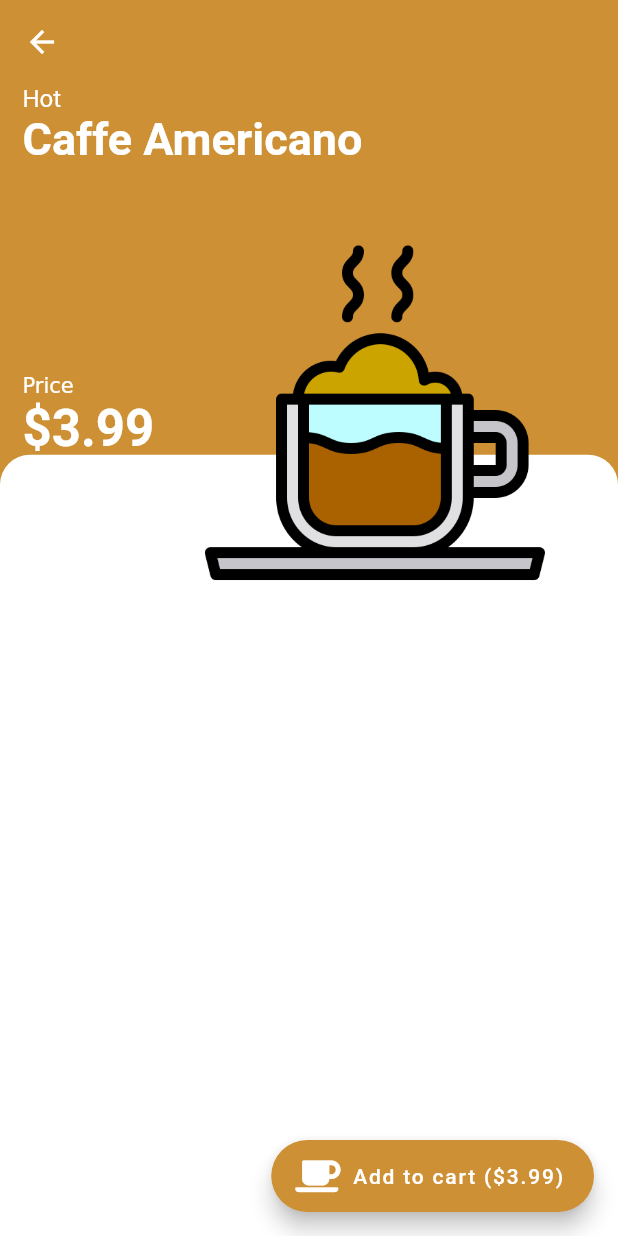
After one commit to bjcarlson42/flutter-coffee-shop, a Flutter app: the screen it shows after launch, after a tap on "Caffe Americano", on a phone screen of 412 x 824 dp. The commit adds this screen. Run offline on Flutter 3.47's test engine with Material 2 defaults, Android fonts, the phone set to English and light mode, and no system bars; our stand-ins replace font_awesome_flutter.

Commit message:
04-detail-view

```diff
--- /dev/null
+++ b/lib/detail_screen/components/body.dart
@@ -0,0 +1,42 @@
+import 'package:coffee_shop/models/Coffee.dart';
+import 'package:flutter/material.dart';
+import 'package:coffee_shop/detail_screen/components/main.dart';
+
+class Body extends StatelessWidget {
+  final Coffee coffee;
+  const Body({Key key, this.coffee}) : super(key: key);
+
+  @override
+  Widget build(BuildContext context) {
+    Size size = MediaQuery.of(context).size;
+    return SingleChildScrollView(
+      child: Column(
+        children: [
+          SizedBox(
+            height: size.height,
+            child: Stack(
+              children: [
+                Container(
+                  margin: EdgeInsets.only(top: size.height * 0.3),
+                  padding: EdgeInsets.only(
+                    top: size.height * 0.2,
+                    left: 20.0,
+                    right: 20.0,
+                  ),
+                  decoration: BoxDecoration(
+                    color: Colors.white,
+                    borderRadius: BorderRadius.only(
+                      topLeft: Radius.circular(20.0),
+                      topRight: Radius.circular(20.0),
+                    )
+                  ),
+                ),
+                Main(coffee: coffee),
+              ],
+            ),
+          ),
+        ],
+      ),
+    );
+  }
+}
--- /dev/null
+++ b/lib/detail_screen/components/main.dart
@@ -0,0 +1,69 @@
+import 'package:flutter/material.dart';
+import 'package:coffee_shop/models/Coffee.dart';
+
+class Main extends StatelessWidget {
+  const Main({Key key, @required this.coffee}) : super(key: key);
+  final Coffee coffee;
+
+  @override
+  Widget build(BuildContext context) {
+    return Padding(
+      padding: const EdgeInsets.symmetric(
+        horizontal: 15.0,
+      ),
+      child: Column(
+        crossAxisAlignment: CrossAxisAlignment.start,
+        children: [
+          Text(
+            'Hot',
+            style: TextStyle(
+              color: Colors.white,
+              fontSize: 16.0,
+            ),
+          ),
+          Text(
+            coffee.name,
+            style: Theme.of(context).textTheme.headline4.copyWith(
+                  color: Colors.white,
+                  fontWeight: FontWeight.bold,
+                  fontSize: 30.0,
+                ),
+          ),
+          SizedBox(
+            height: 20.0,
+          ),
+          Row(
+            children: [
+              RichText(
+                text: TextSpan(
+                  children: [
+                    TextSpan(text: 'Price\n'),
+                    TextSpan(
+                      text: '\$${coffee.price}',
+                      style: Theme.of(context).textTheme.headline4.copyWith(
+                            color: Colors.white,
+                            fontWeight: FontWeight.bold,
+                          ),
+                    ),
+                  ],
+                ),
+              ),
+              Expanded(
+                child: Padding(
+                  padding: const EdgeInsets.all(30.0),
+                  child: Hero(
+                    tag: '${coffee.id}',
+                    child: Image.asset(
+                      coffee.image,
+                      fit: BoxFit.fill,
+                    ),
+                  ),
+                ),
+              )
+            ],
+          )
+        ],
+      ),
+    );
+  }
+}
--- /dev/null
+++ b/lib/detail_screen/detail_screen.dart
@@ -0,0 +1,37 @@
+import 'package:flutter/material.dart';
+import 'package:coffee_shop/models/Coffee.dart';
+import 'package:font_awesome_flutter/font_awesome_flutter.dart';
+import 'package:coffee_shop/detail_screen/components/body.dart';
+
+class DetailScreen extends StatelessWidget {
+  final Coffee coffee;
+  const DetailScreen({Key key, this.coffee}) : super(key: key);
+
+  @override
+  Widget build(BuildContext context) {
+    return Scaffold(
+      backgroundColor: coffee.bgcolor,
+      appBar: AppBar(
+        backgroundColor: coffee.bgcolor,
+        elevation: 0.0,
+        leading: IconButton(
+          onPressed: () => Navigator.pop(context),
+          icon: Icon(
+            Icons.arrow_back,
+            color: Colors.white,
+          ),
+        ),
+      ),
+      body: Body(coffee: coffee),
+      floatingActionButton: FloatingActionButton.extended(
+        onPressed: () => {
+          Navigator.pop(context),
+          print('Added ' + coffee.name + ' to cart.'),
+        },
+        label: Text('Add to cart (\$' + coffee.price.toString() + ')'),
+        icon: FaIcon(FontAwesomeIcons.coffee),
+        backgroundColor: coffee.bgcolor,
+      ),
+    );
+  }
+}
--- a/lib/home_screen/components/body.dart
+++ b/lib/home_screen/components/body.dart
@@ -1,5 +1,6 @@
 import 'package:coffee_shop/models/Coffee.dart';
 import 'package:flutter/material.dart';
+import 'package:coffee_shop/detail_screen/detail_screen.dart';
 import './coffee_card.dart';
 
 class Body extends StatelessWidget {
@@ -23,6 +24,14 @@ class Body extends StatelessWidget {
                 scrollDirection: Axis.vertical,
                 itemBuilder: (context, index) => CoffeeCard(
                   coffee: coffeeList[index],
+                  press: () => Navigator.push(
+                    context,
+                    MaterialPageRoute(
+                      builder: (context) => DetailScreen(
+                        coffee: coffeeList[index],
+                      ),
+                    ),
+                  ),
                 ),
               ),
             ),
```
